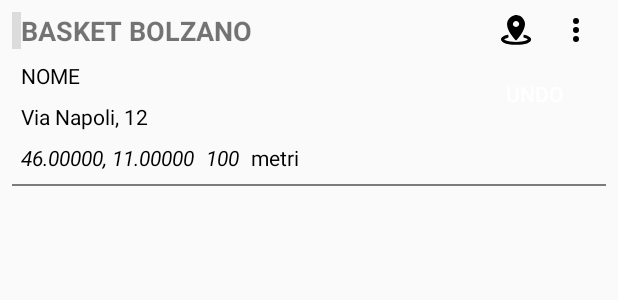
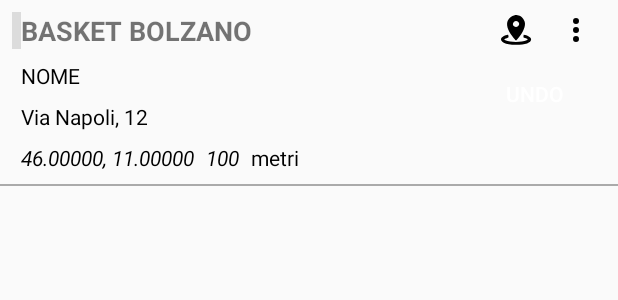
Before and after one commit to lucasop/IoBoss, an Android app: the layout item_raw_c.xml on its own in the app's theme, with its tools: preview values and no code run, on a phone screen of 412 x 824 dp. Shown: the top 300 px of the screen. Run offline under Robolectric (Android 15) with nearby library versions, the phone set to English and light mode, and no system bars.

```diff
--- a/app/src/main/res/layout/item_raw_c.xml
+++ b/app/src/main/res/layout/item_raw_c.xml
@@ -171,10 +171,10 @@
     <View
         android:layout_width="0dp"
         android:layout_height="1dp"
-        android:layout_marginLeft="8dp"
-        android:layout_marginRight="8dp"
+        android:layout_marginLeft="0dp"
+        android:layout_marginRight="0dp"
         android:layout_marginTop="8dp"
-        android:background="#80000000"
+        android:background="@android:color/darker_gray"
         card_view:layout_constraintHorizontal_bias="0.0"
         card_view:layout_constraintLeft_toLeftOf="parent"
         card_view:layout_constraintRight_toRightOf="parent"
```
Also changed, not shown: app/src/main/java/net/eclissi/lucasop/ioboss/database/RecyclerAdapter.java (+10 -10 lines).
